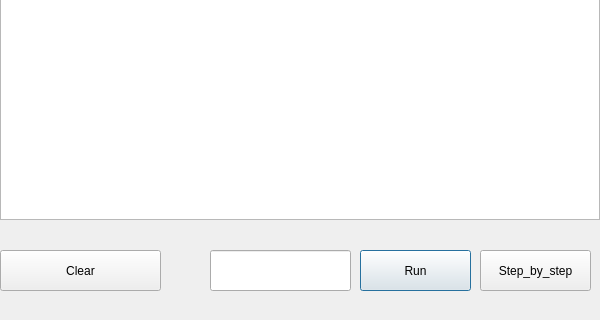
Above: dialog.ui from sedEZ/Vonoroi_Diagram before the change; both pictures show x 0 to 600 and y 380 to 700 of the 600 by 700 pixel window. Below: the same form after it.
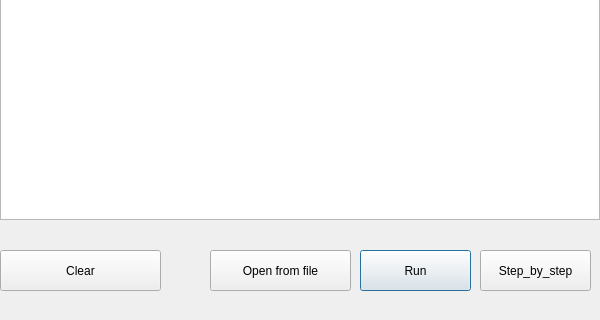
That is the form after the change.

Patch:
```diff
--- a/dialog.ui
+++ b/dialog.ui
@@ -62,7 +62,7 @@
     <string>Clear</string>
    </property>
   </widget>
-  <widget class="QLineEdit" name="lineEdit">
+  <widget class="QPushButton" name="pushButton_4">
    <property name="geometry">
     <rect>
      <x>210</x>
@@ -71,6 +71,9 @@
      <height>41</height>
     </rect>
    </property>
+   <property name="text">
+    <string>Open from file</string>
+   </property>
   </widget>
  </widget>
  <resources/>
```
